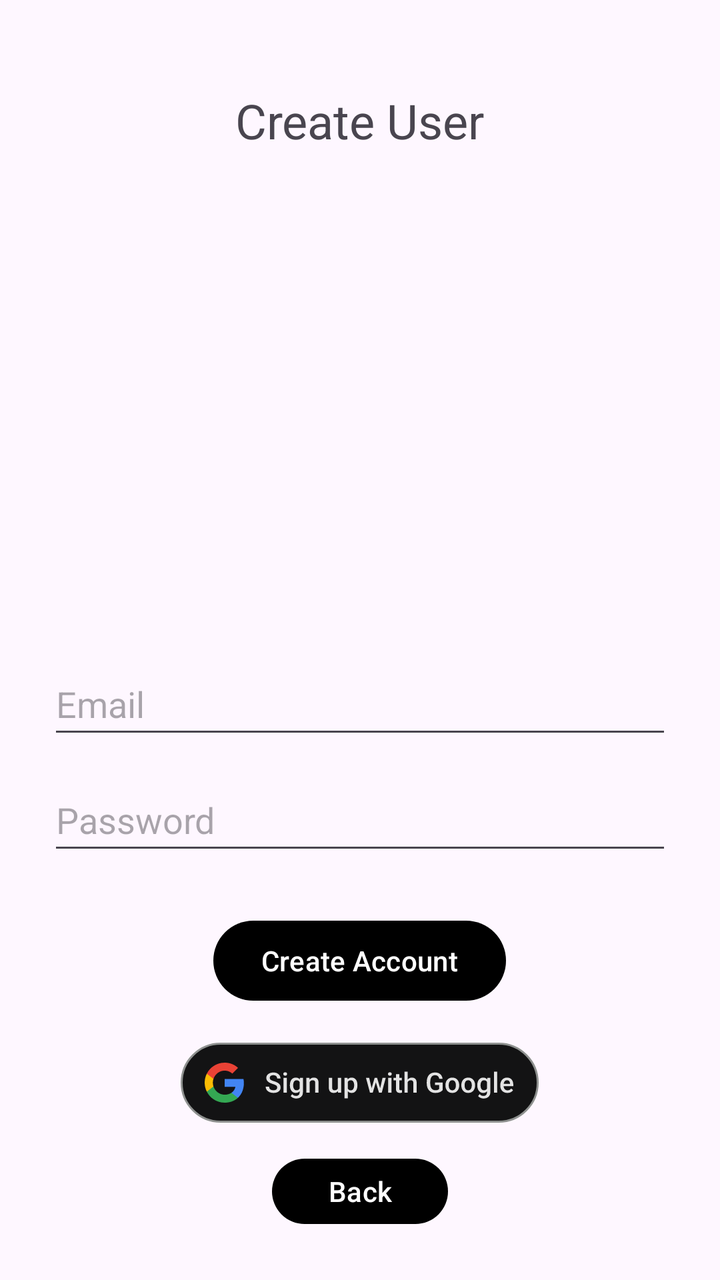
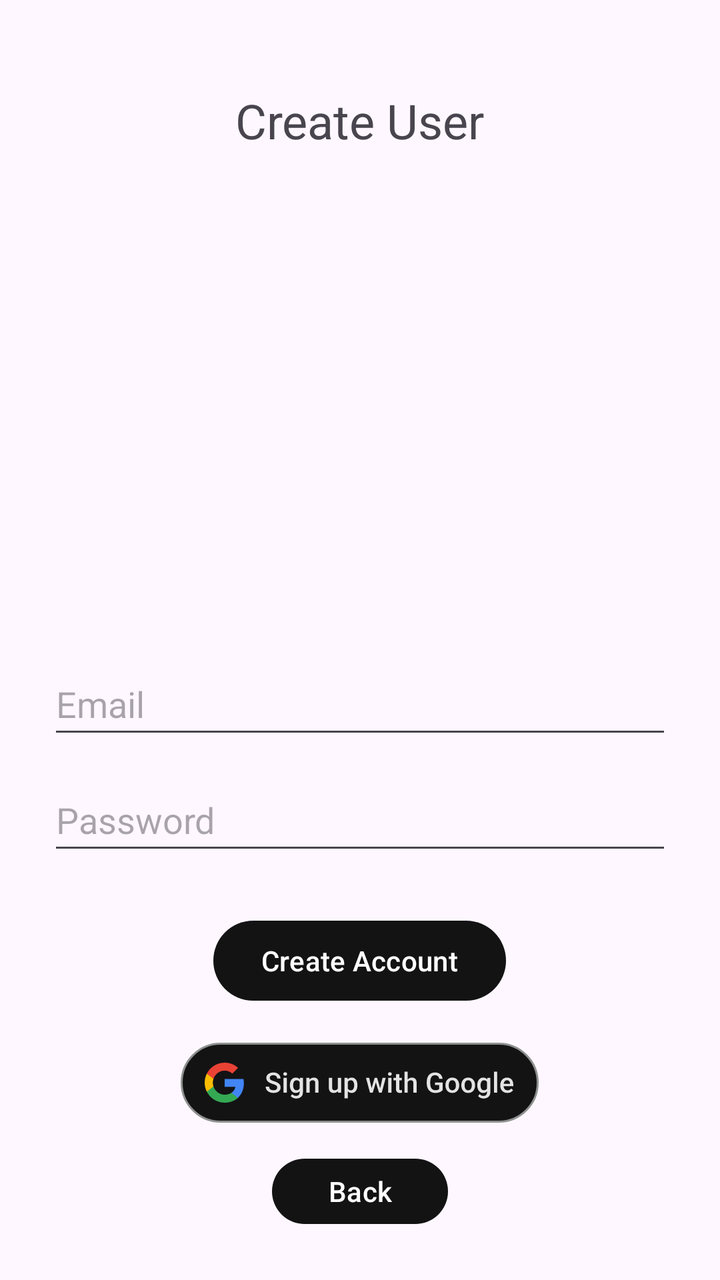

Compare the two renders of this Android layout. The source of the first and the diff that turns it into the second are given below.
<!-- AndroidManifest.xml: application theme Theme.KeepPace -->
<!-- res/layout/activity_create_user.xml -->
<?xml version="1.0" encoding="utf-8"?>
<LinearLayout xmlns:android="http://schemas.android.com/apk/res/android"
    xmlns:app="http://schemas.android.com/apk/res-auto"
    xmlns:tools="http://schemas.android.com/tools"
    android:layout_width="match_parent"
    android:layout_height="match_parent"
    android:gravity="center_horizontal"
    android:orientation="vertical"
    android:padding="24dp">

    
    <TextView
        android:layout_width="wrap_content"
        android:layout_height="wrap_content"
        android:layout_marginTop="20dp"
        android:text="Create User"
        android:textSize="24sp"
        tools:ignore="HardcodedText" />

    
    <EditText
        android:id="@+id/fieldEmail"
        android:layout_width="match_parent"
        android:layout_height="wrap_content"
        android:layout_marginTop="250dp"
        android:autofillHints="emailAddress"
        android:hint="Email"
        android:importantForAutofill="yes"
        android:inputType="textEmailAddress"
        android:minHeight="48dp"
        tools:ignore="HardcodedText" />

    
    <EditText
        android:id="@+id/fieldPassword"
        android:layout_width="match_parent"
        android:layout_height="wrap_content"
        android:layout_marginTop="10dp"
        android:autofillHints="password"
        android:hint="Password"
        android:importantForAutofill="yes"
        android:inputType="textPassword"
        android:minHeight="48dp"
        tools:ignore="HardcodedText" />

    
    <Button
        android:id="@+id/emailCreateAccountButton"
        android:layout_width="wrap_content"
        android:layout_height="wrap_content"
        android:layout_marginTop="24dp"
        app:backgroundTint="@color/black"
        android:text="Create Account"

        tools:ignore="HardcodedText" />

    
    




    <ImageView
        android:id="@+id/googleLogo"
        android:layout_width="wrap_content"
        android:layout_height="wrap_content"
        android:layout_gravity="center"
        android:layout_marginTop="5dp"
        android:clickable="true"
        android:contentDescription="TODO"
        android:focusable="true"
        android:foreground="?attr/selectableItemBackgroundBorderless"
        android:padding="12dp"
        android:src="@drawable/android_dark_rd_su"
        tools:ignore="ContentDescription,HardcodedText" />

    
    <Button
        android:id="@+id/backButton"
        android:layout_width="wrap_content"
        android:layout_height="wrap_content"
        android:layout_marginTop="2dp"
        app:backgroundTint="@color/black"
        android:text="Back"
        tools:ignore="HardcodedText" />

</LinearLayout>
<!-- resources referenced by this layout -->
<resources>
  <color name="black">#FF000000</color>
  <!-- drawable android_dark_rd_su: vector/xml drawable (drawable, 15982 chars, omitted) -->
  <style name="Theme.KeepPace" parent="Theme.Material3.Light.NoActionBar">
          
      </style>
</resources>

<!-- the commit's change to res/layout/activity_create_user.xml (unified diff, before → after) -->
@@ -49,7 +49,7 @@
         android:layout_width="wrap_content"
         android:layout_height="wrap_content"
         android:layout_marginTop="24dp"
-        app:backgroundTint="@color/black"
+        app:backgroundTint="#131314"
         android:text="Create Account"
 
         tools:ignore="HardcodedText" />
@@ -80,7 +80,7 @@
         android:layout_width="wrap_content"
         android:layout_height="wrap_content"
         android:layout_marginTop="2dp"
-        app:backgroundTint="@color/black"
+        app:backgroundTint="#131314"
         android:text="Back"
         tools:ignore="HardcodedText" />
 
<!-- resource entries referenced after the edit -->
@@ -1,6 +1,5 @@
 <!-- resources referenced by this layout -->
 <resources>
-  <color name="black">#FF000000</color>
   <!-- drawable android_dark_rd_su: vector/xml drawable (drawable, 15982 chars, omitted) -->
   <style name="Theme.KeepPace" parent="Theme.Material3.Light.NoActionBar">
           
